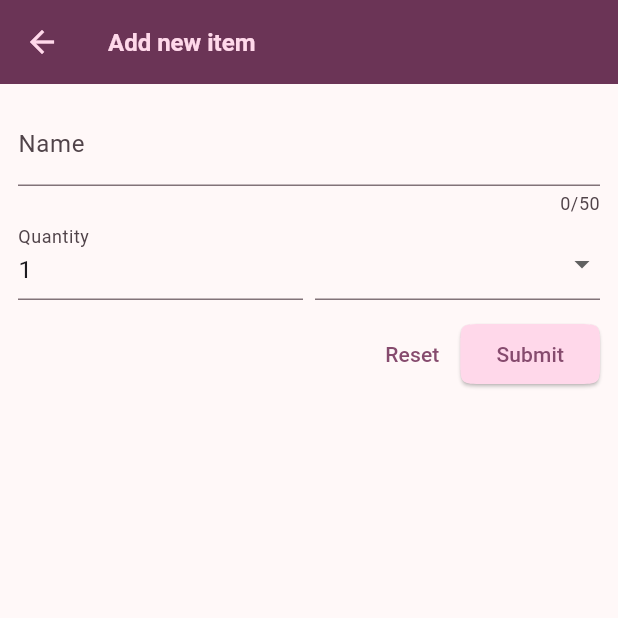
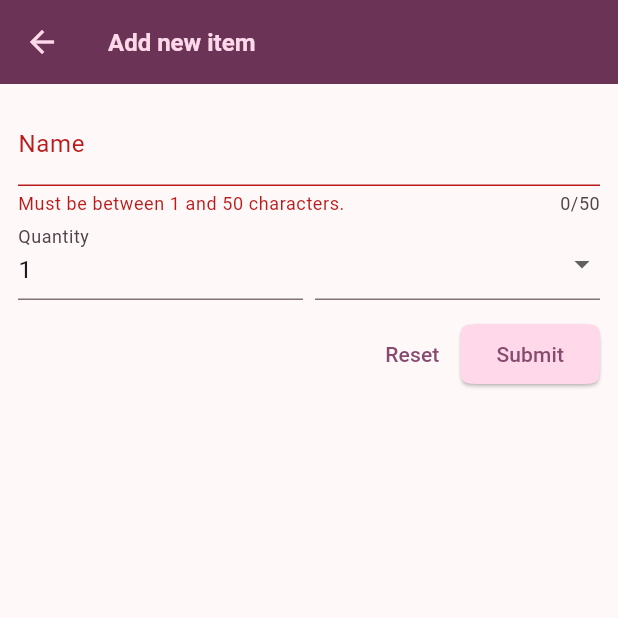
Before and after one commit to auri-gabriel/shopping_list, a Flutter app: the NewItem screen opened directly, after a tap on "Submit", on a phone screen of 412 x 824 dp, the top half of it. Run offline on Flutter 3.47's test engine with Material 3 defaults, Android fonts, the phone set to English and light mode, and no system bars.

```diff
--- a/lib/widgets/new_item.dart
+++ b/lib/widgets/new_item.dart
@@ -9,6 +9,12 @@ class NewItem extends StatefulWidget {
 }
 
 class _NewItemState extends State<NewItem> {
+  final _formKey = GlobalKey<FormState>();
+
+  void _saveItem() {
+    _formKey.currentState!.validate();
+  }
+
   @override
   Widget build(BuildContext context) {
     return Scaffold(
@@ -16,6 +22,7 @@ class _NewItemState extends State<NewItem> {
       body: Padding(
         padding: EdgeInsetsGeometry.all(12),
         child: Form(
+          key: _formKey,
           child: Column(
             children: [
               TextFormField(
@@ -36,6 +43,7 @@ class _NewItemState extends State<NewItem> {
                 children: [
                   Expanded(
                     child: TextFormField(
+                      keyboardType: TextInputType.number,
                       decoration: InputDecoration(label: Text('Quantity')),
                       initialValue: '1',
                       validator: (value) {
@@ -79,8 +87,16 @@ class _NewItemState extends State<NewItem> {
               Row(
                 mainAxisAlignment: MainAxisAlignment.end,
                 children: [
-                  TextButton(onPressed: () {}, child: const Text('Reset')),
-                  ElevatedButton(onPressed: () {}, child: const Text('Submit')),
+                  TextButton(
+                    onPressed: () {
+                      _formKey.currentState!.reset();
+                    },
+                    child: const Text('Reset'),
+                  ),
+                  ElevatedButton(
+                    onPressed: _saveItem,
+                    child: const Text('Submit'),
+                  ),
                 ],
               ),
             ],
```
